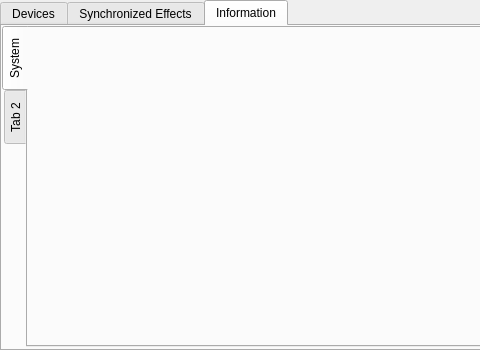
First picture: the form in qt/OpenRGBDialog2.ui, repository CalcProgrammer1/OpenRGB, before the edit; both pictures show x 0 to 480 and y 0 to 350 of the 700 by 350 pixel window.
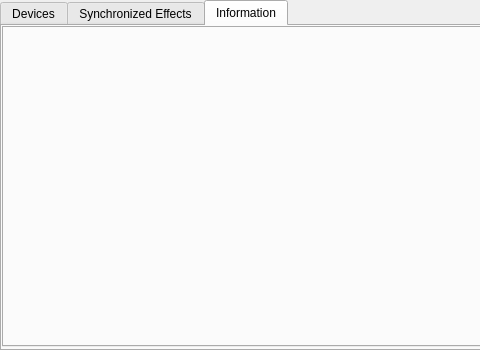
Second picture: the form after the edit. The open tabs and pages were chosen to show the change.

Diff of the .ui file:
```diff
--- a/qt/OpenRGBDialog2.ui
+++ b/qt/OpenRGBDialog2.ui
@@ -103,16 +103,6 @@
       <property name="currentIndex">
        <number>0</number>
       </property>
-      <widget class="QWidget" name="TabSystemInfo">
-       <attribute name="title">
-        <string>System</string>
-       </attribute>
-      </widget>
-      <widget class="QWidget" name="tab_4">
-       <attribute name="title">
-        <string>Tab 2</string>
-       </attribute>
-      </widget>
      </widget>
     </widget>
    </widget>
```
Left out of the diff: 2 changed lines with no effect on the pictures.
